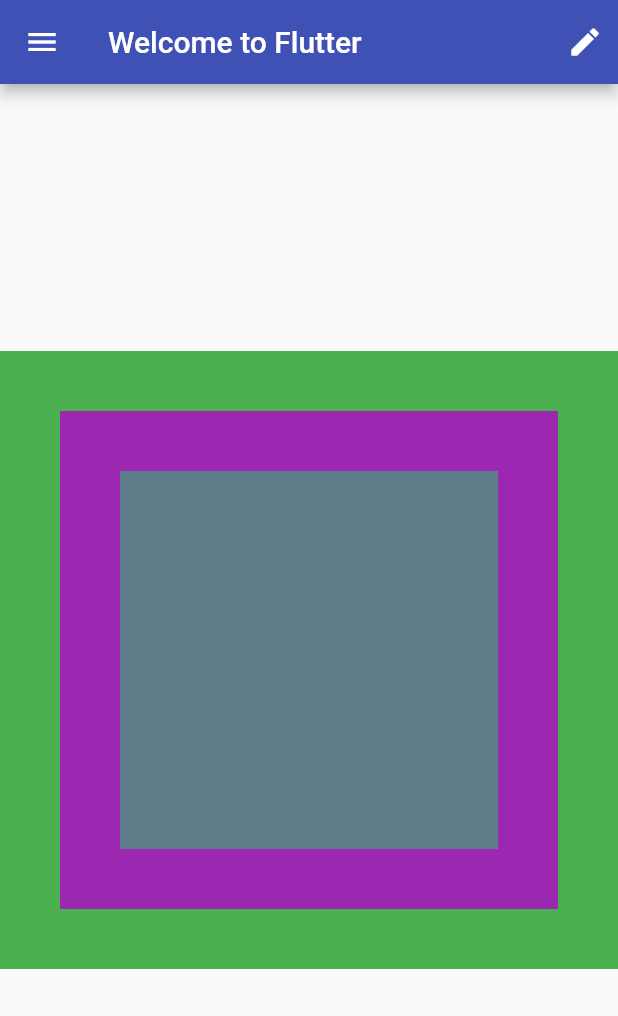
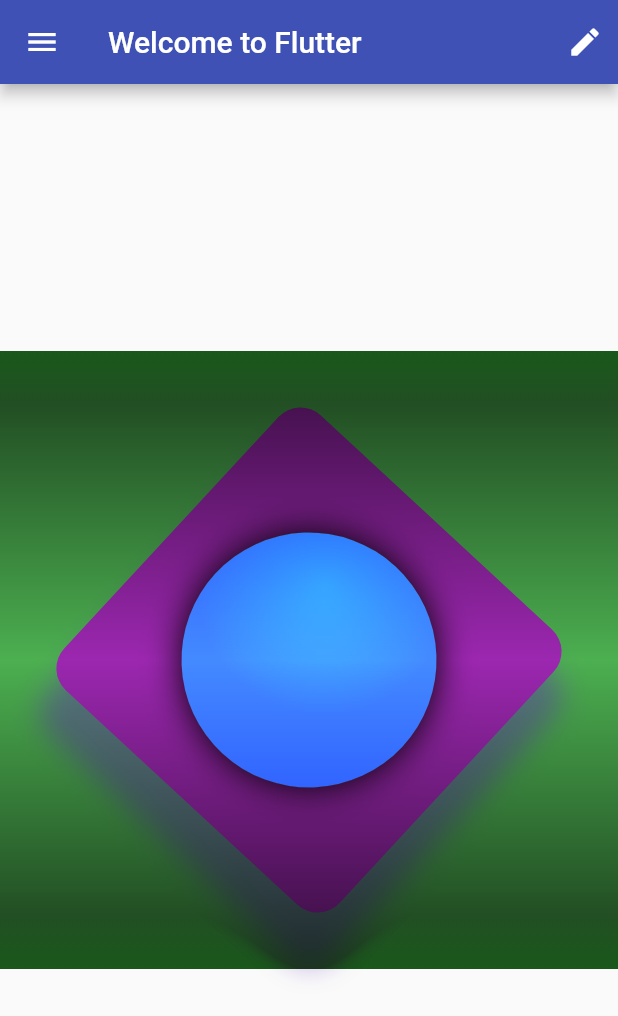
Before and after one commit to co360/flutter-cookbook, a Flutter app: the screen it shows after launch, on a phone screen of 412 x 824 dp. Shown: the top 1016 px of the screen. Run offline on Flutter 3.47's test engine with Material 2 defaults, Android fonts, the phone set to English and light mode, and no system bars.

Commit message:
Using the Container widget

```diff
--- a/03-introduction-to-widgets/flutter_layout/lib/immutable_widget.dart
+++ b/03-introduction-to-widgets/flutter_layout/lib/immutable_widget.dart
@@ -1,4 +1,5 @@
 import 'package:flutter/material.dart';
+import 'dart:math' as Math;
 
 class ImmutableWidget extends StatelessWidget {
   const ImmutableWidget({Key? key}) : super(key: key);
@@ -6,17 +7,52 @@ class ImmutableWidget extends StatelessWidget {
   @override
   Widget build(BuildContext context) {
     return Container(
-      color: Colors.green,
-      child: Padding(
-        padding: const EdgeInsets.all(40),
-        child: Container(
-          color: Colors.purple,
-          child: Padding(
-            padding: const EdgeInsets.all(40.0),
-            child: Container(color: Colors.blueGrey),
+      decoration: BoxDecoration(color: Colors.green),
+      padding: EdgeInsets.all(50),
+      foregroundDecoration: BoxDecoration(
+          backgroundBlendMode: BlendMode.colorBurn,
+          gradient: LinearGradient(
+              begin: Alignment.topCenter,
+              end: Alignment.bottomCenter,
+              colors: [
+                Color(0xAA0d6123),
+                Color(0x0000000),
+                Color(0xAA0d6123)
+              ])),
+      child: Center(
+        child: Transform.rotate(
+          angle: 180 / Math.pi,
+          child: Container(
+            width: 250,
+            height: 250,
+            decoration: BoxDecoration(
+                color: Colors.purple,
+                boxShadow: [
+                  BoxShadow(
+                      color: Colors.deepPurple.withAlpha(120),
+                      spreadRadius: 4,
+                      blurRadius: 15,
+                      offset: Offset.fromDirection(1.0, 30))
+                ],
+                borderRadius: BorderRadius.all(Radius.circular(20))),
+            child: Padding(
+              padding: const EdgeInsets.all(40.0),
+              child: _buildShinyCircle(),
+            ),
           ),
         ),
       ),
     );
   }
+
+  Widget _buildShinyCircle() {
+    return Container(
+      decoration: BoxDecoration(
+          shape: BoxShape.circle,
+          gradient: RadialGradient(
+              colors: [Colors.lightBlueAccent, Colors.blueAccent],
+              center: Alignment(-0.3, -0.5)),
+          boxShadow: [BoxShadow(blurRadius: 20)]),
+    );
+  }
 }
```
